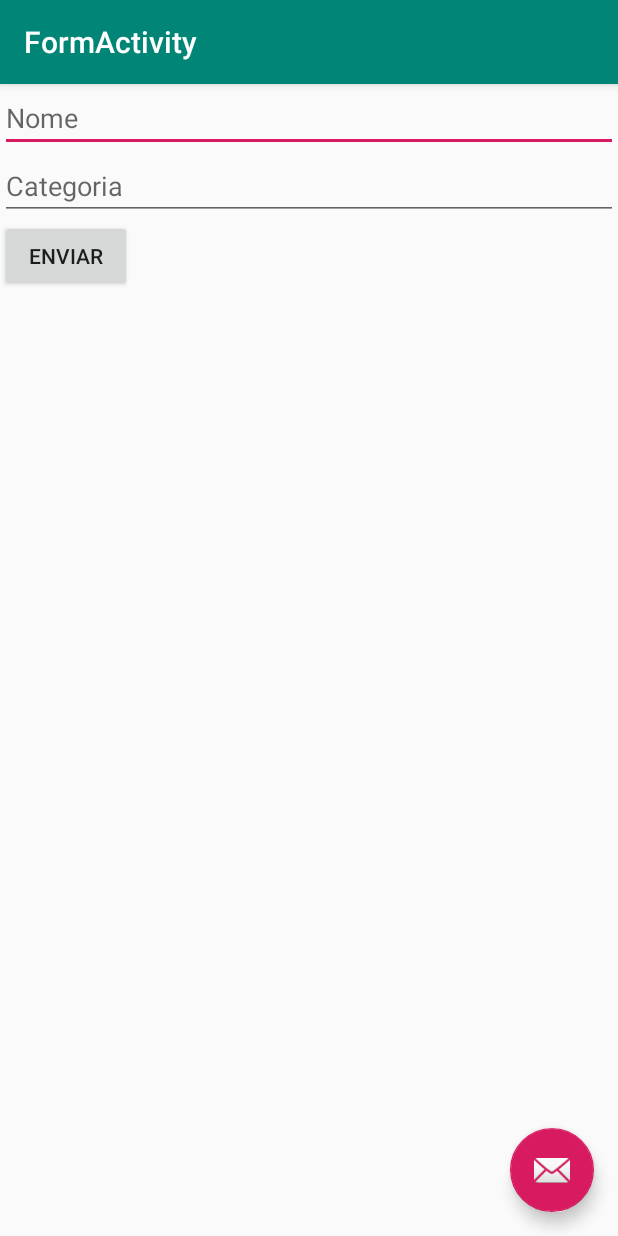
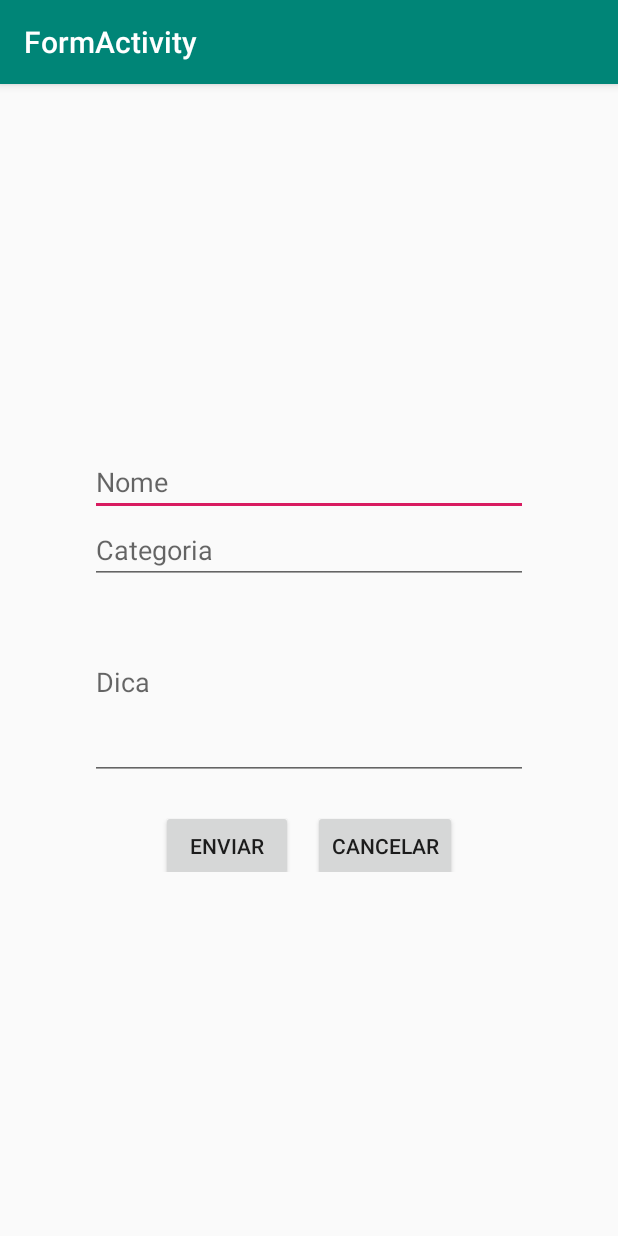
Before and after one commit to Josephadrian123/ProjetoPDMAndroid, an Android app: the FormActivity screen opened directly, with no data from a screen before it, on a phone screen of 412 x 824 dp. Run offline under Robolectric (Android 15) with nearby library versions, the phone set to English and light mode, and no system bars; our stand-ins replace Room's generated code.

Commit message:
Versão de entrega

```diff
--- a/app/src/main/java/com/example/josephadrian/projetopdmandroidgarden/FormActivity.kt
+++ b/app/src/main/java/com/example/josephadrian/projetopdmandroidgarden/FormActivity.kt
@@ -18,6 +18,8 @@ class FormActivity : AppCompatActivity() {
     private lateinit var etCategoria: EditText
     private lateinit var btEnviar: Button
     private lateinit var plantaDao: PlantaDAO
+    private lateinit var etDica: EditText
+    private lateinit var btCancelar: Button
 
 
     override fun onCreate(savedInstanceState: Bundle?) {
@@ -30,9 +32,10 @@ class FormActivity : AppCompatActivity() {
         this.etNome = findViewById(R.id.etFormNome)
         this.etCategoria = findViewById(R.id.etFormCategoria)
         this.btEnviar = findViewById(R.id.btFormEnviar)
-
+        this.btCancelar = findViewById(R.id.btFormCancelar)
+        this.etDica = findViewById(R.id.etFormDica)
         this.btEnviar.setOnClickListener(Onclick())
-
+        this.btCancelar.setOnClickListener({finish()})
         var planta = intent.getSerializableExtra("PLANTA")
         if(planta != null){
             this.etNome.text.append((planta as Planta).nome)
@@ -52,7 +55,8 @@ class FormActivity : AppCompatActivity() {
 
                 val nome = this@FormActivity.etNome.text.toString()
                 val categoria = this@FormActivity.etCategoria.text.toString()
-                val planta = Planta(nome, categoria)
+                var dica = this@FormActivity.etDica.text.toString()
+                val planta = Planta(nome, categoria, dica)
 
 
                 val itResp = Intent()
--- a/app/src/main/java/com/example/josephadrian/projetopdmandroidgarden/Planta.kt
+++ b/app/src/main/java/com/example/josephadrian/projetopdmandroidgarden/Planta.kt
@@ -13,13 +13,13 @@ class Planta: Serializable {
     var id: Long = 0
     var nome: String
     var categoria:String
-    //var descricao: String
+    var descricao: String
 
 
-    constructor(nome: String, categoria: String /*,descricao: String*/){
+    constructor(nome: String, categoria: String ,descricao: String){
         this.nome = nome
         this.categoria = categoria
-        //this.descricao = descricao
+        this.descricao = descricao
     }
 
 }
--- a/app/src/main/java/com/example/josephadrian/projetopdmandroidgarden/PlantaDAO.kt
+++ b/app/src/main/java/com/example/josephadrian/projetopdmandroidgarden/PlantaDAO.kt
@@ -1,9 +1,6 @@
 package com.example.josephadrian.projetopdmandroidgarden
 
-import android.arch.persistence.room.Dao
-import android.arch.persistence.room.Insert
-import android.arch.persistence.room.Query
-import android.arch.persistence.room.Update
+import android.arch.persistence.room.*
 
 @Dao
 interface PlantaDAO {
@@ -20,5 +17,6 @@ interface PlantaDAO {
     @Update
     fun updatePlanta(planta: Planta): Int
 
-
+    @Delete
+    fun delete(planta: Planta)
 }
--- a/app/src/main/res/layout/activity_form.xml
+++ b/app/src/main/res/layout/activity_form.xml
@@ -23,12 +23,5 @@
 
     <include layout="@layout/content_form"/>
 
-    <android.support.design.widget.FloatingActionButton
-            android:id="@+id/fab"
-            android:layout_width="wrap_content"
-            android:layout_height="wrap_content"
-            android:layout_gravity="bottom|end"
-            android:layout_margin="@dimen/fab_margin"
-            app:srcCompat="@android:drawable/ic_dialog_email"/>
 
 </android.support.design.widget.CoordinatorLayout>
--- a/app/src/main/res/layout/content_form.xml
+++ b/app/src/main/res/layout/content_form.xml
@@ -9,24 +9,58 @@
         app:layout_behavior="@string/appbar_scrolling_view_behavior"
         tools:showIn="@layout/activity_form"
         tools:context=".FormActivity"
+        android:gravity="center"
 >
 
     <EditText
             android:id="@+id/etFormNome"
             android:hint="Nome"
             android:layout_width="match_parent"
-            android:layout_height="wrap_content"/>
+            android:layout_height="wrap_content"
+            android:layout_marginLeft="90px"
+            android:layout_marginRight="90px"/>
 
     <EditText
             android:id="@+id/etFormCategoria"
             android:hint="Categoria"
             android:layout_width="match_parent"
-            android:layout_height="wrap_content"/>
+            android:layout_height="wrap_content"
+            android:layout_marginLeft="90px"
+            android:layout_marginRight="90px"/>
 
-    <Button
-            android:id="@+id/btFormEnviar"
-            android:text="Enviar"
-            android:layout_width="wrap_content"
-            android:layout_height="wrap_content"/>
+    <EditText
+            android:id="@+id/etFormDica"
+            android:hint="Dica"
+            android:layout_width="match_parent"
+            android:layout_height="wrap_content"
+            android:layout_marginLeft="90px"
+            android:layout_marginRight="90px"
+            android:minLines="5"/>
+
+
+
+    <LinearLayout
+            android:layout_width="match_parent"
+            android:layout_height="wrap_content"
+            android:orientation="horizontal"
+            android:gravity="center">
+
+        <Button
+                android:layout_marginTop="20px"
+                android:id="@+id/btFormEnviar"
+                android:text="Enviar"
+                android:layout_marginRight="10px"
+                android:layout_width="wrap_content"
+                android:layout_height="wrap_content"/>
+
+        <Button
+                android:layout_marginTop="20px"
+                android:layout_marginLeft="10px"
+                android:id="@+id/btFormCancelar"
+                android:text="Cancelar"
+                android:layout_width="wrap_content"
+                android:layout_height="wrap_content"/>
+
+    </LinearLayout>
 
 </LinearLayout>
```
Also changed, not shown: app/src/main/java/com/example/josephadrian/projetopdmandroidgarden/MainActivity.kt (+16 -6 lines), app/src/main/java/com/example/josephadrian/projetopdmandroidgarden/ScrollingActivity.kt (+23 -7 lines), app/src/main/res/layout/activity_main.xml (+15 -2 lines), app/src/main/res/layout/activity_scrolling.xml (+5 -4 lines).
